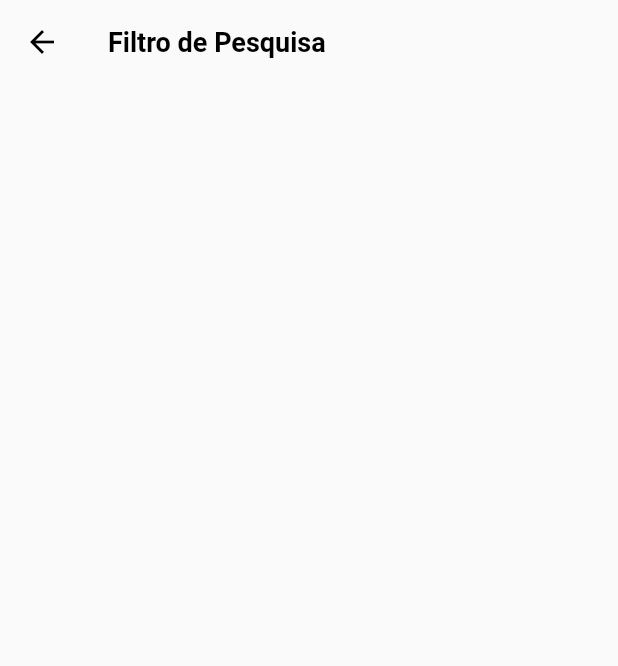
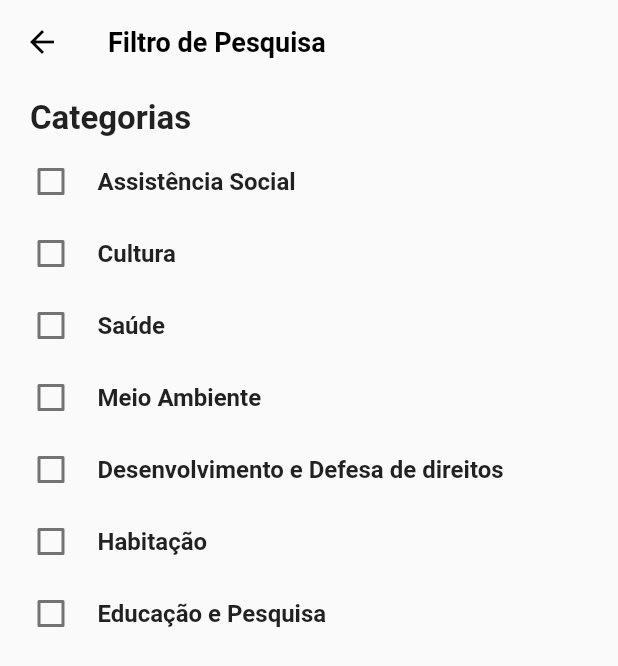
Before and after one commit to lesantucci/doemais-flutter, a Flutter app: the ongFiltersScreen screen opened directly, on a phone screen of 412 x 824 dp. Shown: the top 666 px of the screen. Run offline on Flutter 3.47's test engine with Material 2 defaults, Android fonts, the phone set to English and light mode, and no system bars; missing offline and left inert: http_interceptor; accounts and stored records are empty.

Commit message:
Melhorias nos filtros com modal

```diff
--- /dev/null
+++ b/lib/ong/models/categorias.model.dart
@@ -0,0 +1,18 @@
+class CategoriaOng {
+  final String titulo;
+  final int id;
+  bool checked;
+
+  CategoriaOng({required this.titulo, required this.checked, required this.id});
+}
+
+List<CategoriaOng> Allcategorias = [
+  CategoriaOng(titulo: "Assistência Social", checked: false, id: 1),
+  CategoriaOng(titulo: "Cultura", checked: false, id: 2),
+  CategoriaOng(titulo: "Saúde", checked: false, id: 3),
+  CategoriaOng(titulo: "Meio Ambiente", checked: false, id: 4),
+  CategoriaOng(
+      titulo: "Desenvolvimento e Defesa de direitos", checked: false, id: 5),
+  CategoriaOng(titulo: "Habitação", checked: false, id: 6),
+  CategoriaOng(titulo: "Educação e Pesquisa", checked: false, id: 7),
+];
--- a/lib/ong/screens/ong.screen.dart
+++ b/lib/ong/screens/ong.screen.dart
@@ -2,6 +2,7 @@ import 'package:doemais/ong/models/ong.model.dart';
 import 'package:doemais/ong/screens/ongFilters.screen.dart';
 import 'package:doemais/ong/services/ong.service.dart';
 import 'package:doemais/ong/widgets/cardOng.dart';
+import 'package:flutter/cupertino.dart';
 import 'package:flutter/material.dart';
 
 class OngScreen extends StatefulWidget {
@@ -53,13 +54,11 @@ class _OngScreenState extends State<OngScreen> {
                   decoration: InputDecoration(
                       labelText: 'Pesquisar',
                       suffixIcon: IconButton(
-                        icon: Icon(Icons.filter_list),
+                        icon: const Icon(Icons.filter_list),
                         onPressed: () {
-                          Navigator.push(
-                            context,
-                            MaterialPageRoute(
-                                builder: (context) => ongFiltersScreen()),
-                          );
+                          showCupertinoModalPopup(
+                              context: context,
+                              builder: (context) => ongFiltersScreen());
                         },
                       )),
                 ),
--- a/lib/ong/screens/ongFilters.screen.dart
+++ b/lib/ong/screens/ongFilters.screen.dart
@@ -1,4 +1,7 @@
+import 'package:doemais/ong/models/categorias.model.dart';
 import 'package:flutter/material.dart';
+
+import '../models/ong.model.dart';
 
 class ongFiltersScreen extends StatefulWidget {
   ongFiltersScreen({Key? key}) : super(key: key);
@@ -8,13 +11,50 @@ class ongFiltersScreen extends StatefulWidget {
 }
 
 class _ongFiltersScreenState extends State<ongFiltersScreen> {
+  List<CategoriaOng> categorias = Allcategorias;
   @override
   Widget build(BuildContext context) {
     return Scaffold(
-        appBar: AppBar(title: Text("Filtro de Pesquisa")),
-        body: SizedBox(
-          width: double.infinity,
-          child: Column(children: []),
-        ));
+        appBar: AppBar(title: const Text("Filtro de Pesquisa")),
+        body: Padding(
+            padding: const EdgeInsets.all(10),
+            child: SizedBox(
+                width: double.infinity,
+                child: Column(
+                    crossAxisAlignment: CrossAxisAlignment.start,
+                    mainAxisAlignment: MainAxisAlignment.start,
+                    children: [
+                      const Padding(
+                          padding: EdgeInsets.only(bottom: 5, left: 10),
+                          child: Text("Categorias",
+                              style: TextStyle(
+                                fontSize: 22,
+                                fontWeight: FontWeight.bold,
+                              ))),
+                      Expanded(
+                          child: ListView.builder(
+                              shrinkWrap: true,
+                              scrollDirection: Axis.vertical,
+                              itemCount: categorias.length,
+                              itemBuilder: (context, index) => Row(
+                                    children: [
+                                      Checkbox(
+                                        value: categorias[index].checked,
+                                        onChanged: (value) {
+                                          setState(() {
+                                            categorias[index].checked = value!;
+                                          });
+                                        },
+                                      ),
+                                      Padding(
+                                          padding: const EdgeInsets.all(7),
+                                          child: Text(categorias[index].titulo,
+                                              style: const TextStyle(
+                                                fontSize: 16,
+                                                fontWeight: FontWeight.w700,
+                                              )))
+                                    ],
+                                  )))
+                    ]))));
   }
 }
```
